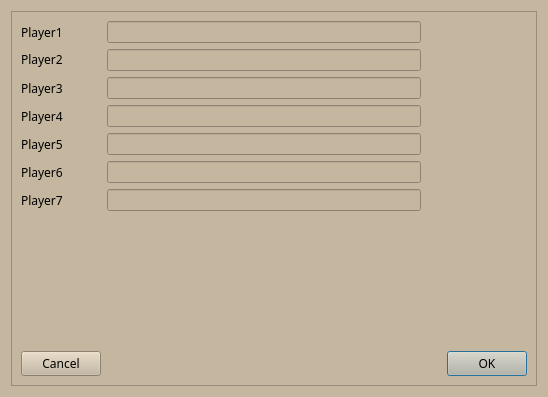
First picture: the form in Diplomacy/forms/userswindow.ui, repository ulquiorra68/Diplomacy, before the edit.
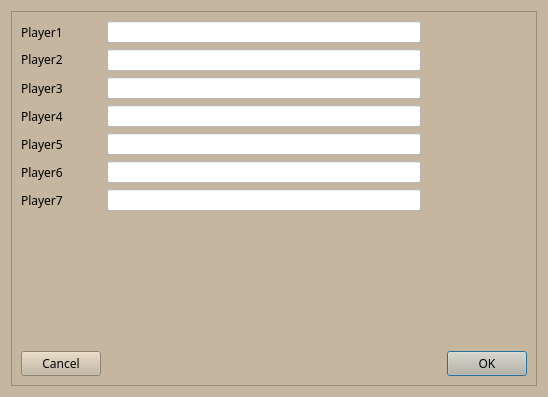
Second picture: the form after the edit.

Diff of the .ui file:
```diff
--- a/Diplomacy/forms/userswindow.ui
+++ b/Diplomacy/forms/userswindow.ui
@@ -115,7 +115,11 @@
        </spacer>
       </item>
       <item row="2" column="2">
-       <widget class="QLineEdit" name="lineEdit"/>
+       <widget class="QLineEdit" name="lineEdit">
+        <property name="styleSheet">
+         <string notr="true">background-color: white;</string>
+        </property>
+       </widget>
       </item>
       <item row="4" column="0">
        <widget class="QLabel" name="label_3">
@@ -130,7 +134,11 @@
        </widget>
       </item>
       <item row="3" column="2">
-       <widget class="QLineEdit" name="lineEdit_2"/>
+       <widget class="QLineEdit" name="lineEdit_2">
+        <property name="styleSheet">
+         <string notr="true">background-color: white;</string>
+        </property>
+       </widget>
       </item>
       <item row="8" column="0">
        <widget class="QLabel" name="label_7">
@@ -157,19 +165,39 @@
        </widget>
       </item>
       <item row="4" column="2">
-       <widget class="QLineEdit" name="lineEdit_3"/>
+       <widget class="QLineEdit" name="lineEdit_3">
+        <property name="styleSheet">
+         <string notr="true">background-color: white;</string>
+        </property>
+       </widget>
       </item>
       <item row="5" column="2">
-       <widget class="QLineEdit" name="lineEdit_4"/>
+       <widget class="QLineEdit" name="lineEdit_4">
+        <property name="styleSheet">
+         <string notr="true">background-color: white;</string>
+        </property>
+       </widget>
       </item>
       <item row="6" column="2">
-       <widget class="QLineEdit" name="lineEdit_5"/>
+       <widget class="QLineEdit" name="lineEdit_5">
+        <property name="styleSheet">
+         <string notr="true">background-color: white;</string>
+        </property>
+       </widget>
       </item>
       <item row="7" column="2">
-       <widget class="QLineEdit" name="lineEdit_6"/>
+       <widget class="QLineEdit" name="lineEdit_6">
+        <property name="styleSheet">
+         <string notr="true">background-color: white;</string>
+        </property>
+       </widget>
       </item>
       <item row="8" column="2">
-       <widget class="QLineEdit" name="lineEdit_7"/>
+       <widget class="QLineEdit" name="lineEdit_7">
+        <property name="styleSheet">
+         <string notr="true">background-color: white;</string>
+        </property>
+       </widget>
       </item>
      </layout>
     </widget>
```
